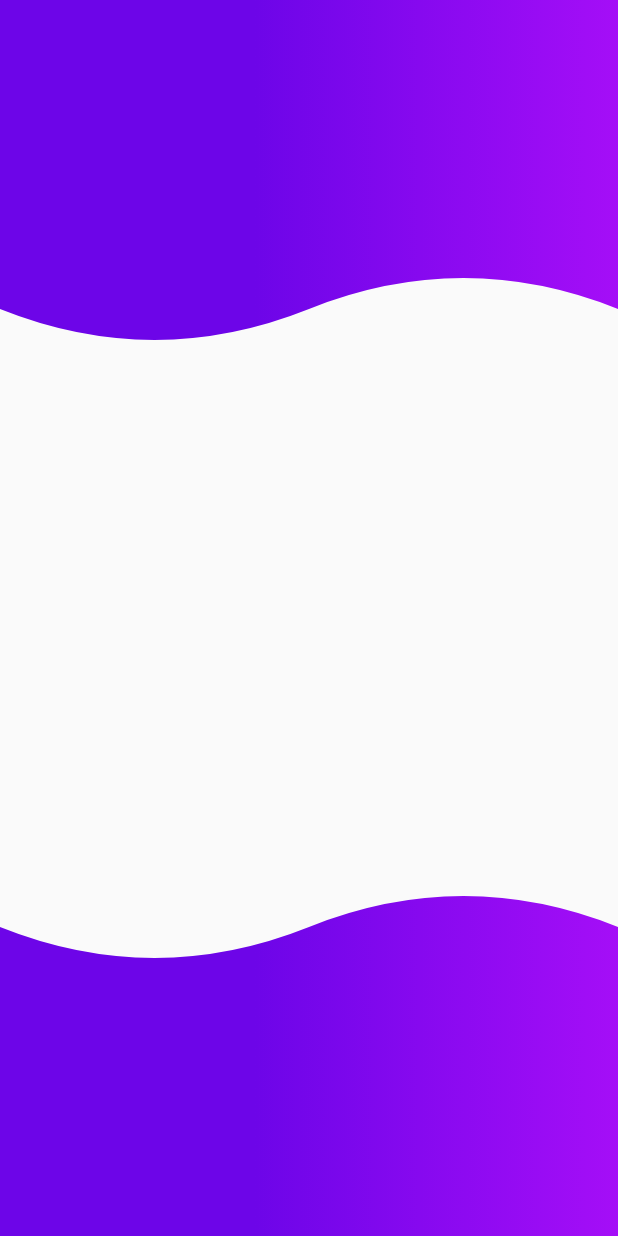
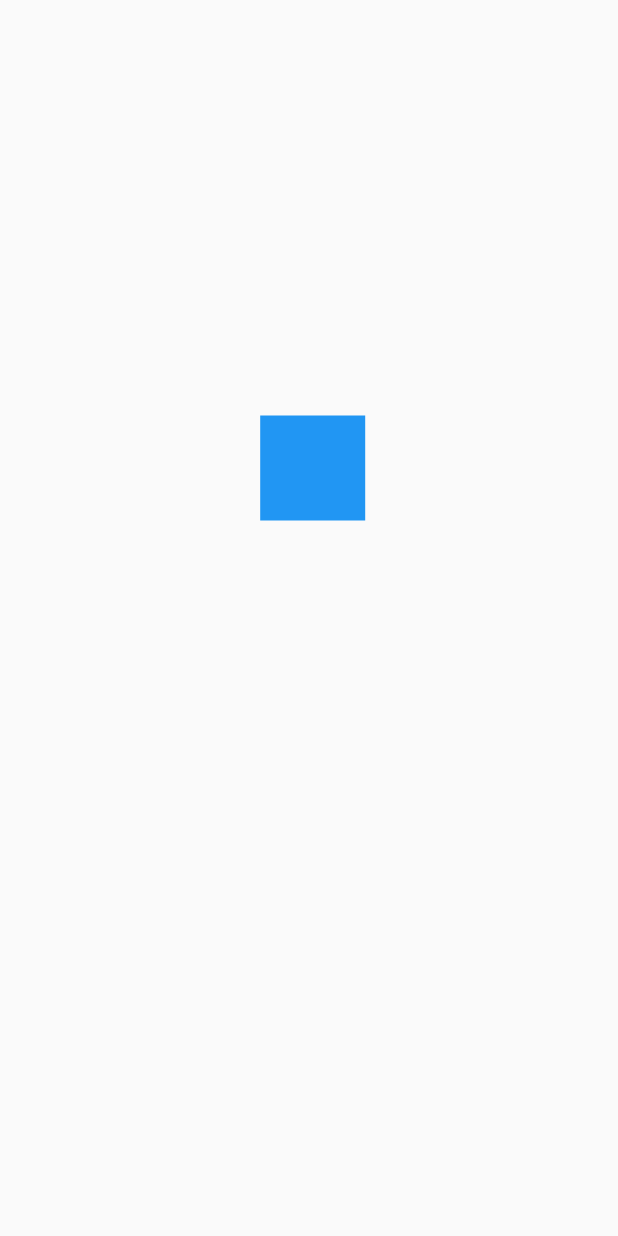
Before and after one commit to tomassasovsky/Flutter-Intermediate-Course, a Flutter app: the screen it shows after launch, on a phone screen of 412 x 824 dp. Run offline on Flutter 3.47's test engine with Material 2 defaults, Android fonts, the phone set to English and light mode, and no system bars.

Commit message:
Second Section

```diff
--- a/lib/main.dart
+++ b/lib/main.dart
@@ -1,5 +1,6 @@
-import 'package:designs/src/pages/headers_page.dart';
 import 'package:flutter/material.dart';
+
+import 'package:designs/src/challenges/animated_square_page.dart';
 
 void main() => runApp(MyApp());
 
@@ -9,7 +10,7 @@ class MyApp extends StatelessWidget {
     return MaterialApp(
       title: 'Designs',
       debugShowCheckedModeBanner: false,
-      home: HeadersPage(),
+      home: AnimatedSquarePage(),
     );
   }
 }
--- /dev/null
+++ b/lib/src/challenges/animated_square_page.dart
@@ -0,0 +1,72 @@
+import 'package:flutter/material.dart';
+
+class AnimatedSquarePage extends StatelessWidget {
+  @override
+  Widget build(BuildContext context) {
+    return Scaffold(
+      body: Center(
+        child: AnimatedSquare(),
+      ),
+    );
+  }
+}
+
+class AnimatedSquare extends StatefulWidget {
+  const AnimatedSquare({Key? key}) : super(key: key);
+
+  @override
+  _AnimatedSquareState createState() => _AnimatedSquareState();
+}
+
+class _AnimatedSquareState extends State<AnimatedSquare> with SingleTickerProviderStateMixin {
+  late AnimationController controller;
+  late Animation<double> toRight;
+  late Animation<double> toUp;
+  late Animation<double> toLeft;
+  late Animation<double> toDown;
+
+  @override
+  void initState() {
+    super.initState();
+    controller = AnimationController(vsync: this, duration: Duration(milliseconds: 4500));
+    toRight = Tween(begin: 0.0, end: 100.0).animate(CurvedAnimation(parent: controller, curve: Interval(0.0, .25, curve: Curves.bounceOut)));
+    toUp = Tween(begin: 0.0, end: -100.0).animate(CurvedAnimation(parent: controller, curve: Interval(.25, .5, curve: Curves.bounceOut)));
+    toLeft = Tween(begin: 0.0, end: -100.0).animate(CurvedAnimation(parent: controller, curve: Interval(.5, .75, curve: Curves.bounceOut)));
+    toDown = Tween(begin: 0.0, end: 100.0).animate(CurvedAnimation(parent: controller, curve: Interval(.75, 1.0, curve: Curves.bounceOut)));
+
+    controller.addListener(() {
+      if (controller.status == AnimationStatus.completed) controller.reset();
+    });
+  }
+
+  @override
+  void dispose() {
+    super.dispose();
+  }
+
+  @override
+  Widget build(BuildContext context) {
+    return AnimatedBuilder(
+      animation: controller,
+      child: Rectangle(),
+      builder: (context, child) {
+        controller.forward();
+        return Transform.translate(
+          offset: Offset(toRight.value + toLeft.value, toUp.value + toDown.value),
+          child: child,
+        );
+      },
+    );
+  }
+}
+
+class Rectangle extends StatelessWidget {
+  @override
+  Widget build(BuildContext context) {
+    return Container(
+      width: 70,
+      height: 70,
+      decoration: BoxDecoration(color: Colors.blue),
+    );
+  }
+}
```
Also changed, not shown: lib/src/pages/animations_page.dart (added, +108 -0 lines).
